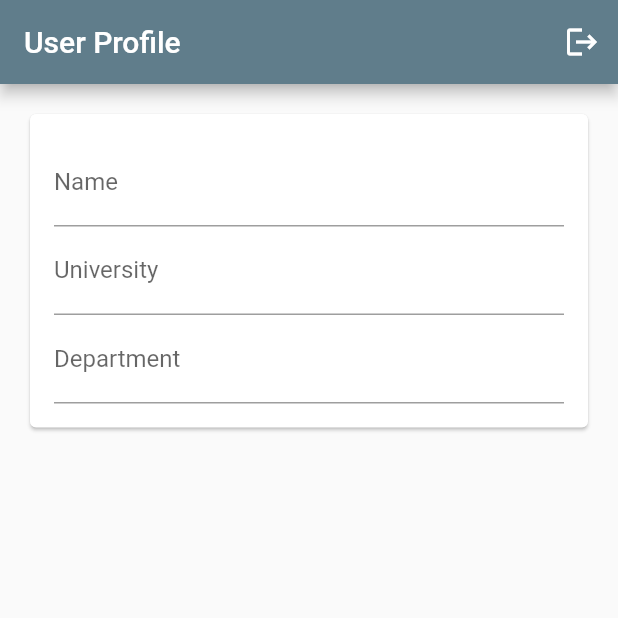
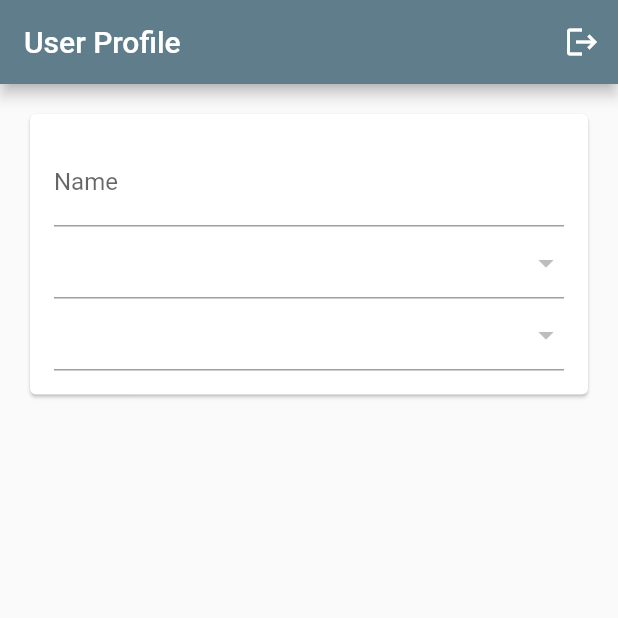
Before and after one commit to silverback-robot/lastpage-android, a Flutter app: the CreateProfile screen opened directly, on a phone screen of 412 x 824 dp, the top half of it. Run offline on Flutter 3.47's test engine with Material 2 defaults, Android fonts, the phone set to English and light mode, and no system bars; our stand-ins replace cloud_firestore, firebase_auth, firebase_core; accounts and stored records are empty.

Commit message:
DropDowns for selecting university and department in Profile setup screen

```diff
--- a/lib/screens/create_profile.dart
+++ b/lib/screens/create_profile.dart
@@ -5,23 +5,36 @@ import 'package:firebase_auth/firebase_auth.dart';
 import '../models/user_profile.dart';
 import '../models/university_info.dart';
 
-class CreateProfile extends StatelessWidget {
+class CreateProfile extends StatefulWidget {
   CreateProfile({Key? key}) : super(key: key);
 
-  final user = UserProfile(
-    name: "Harish",
-    university: "Anna University, Chennai",
-    department: "EEE",
-    avatar: "No Avatar",
-  );
+  @override
+  State<CreateProfile> createState() => _CreateProfileState();
+}
+
+class _CreateProfileState extends State<CreateProfile> {
+  late List<UniversityInfo> _allUnivs;
+  List<String>? _allDept;
+  String? _selectedUniv;
+  String? _selectedDept;
+
+  // final user = UserProfile(
+  //   name: "Harish",
+  //   university: "Anna University, Chennai",
+  //   department: "EEE",
+  //   avatar: "No Avatar",
+  // );
 
   Future<List<DropdownMenuItem<String>>> _populateUnivsDropDown() async {
-    var allUnivs = await UniversityInfo.fetchAllUnivs();
-    var dropDownItems = allUnivs
+    _allUnivs = await UniversityInfo.fetchAllUnivs();
+    // _selectedUniv = _allUnivs[0].documentId;
+    // _selectedDept = _allUnivs[0].departments[0];
+    var dropDownItems = _allUnivs
         .map(
           (e) => DropdownMenuItem(
+            key: UniqueKey(),
             child: Text(e.univName),
-            value: e.univName,
+            value: e.documentId,
           ),
         )
         .toList();
@@ -44,9 +57,10 @@ class CreateProfile extends StatelessWidget {
       ),
       body: FutureBuilder(
           future: _populateUnivsDropDown(),
-          builder: (context, dropDownItems) {
-            return dropDownItems.hasData
-                ? Card(
+          builder: (context,
+              AsyncSnapshot<List<DropdownMenuItem<String>>> dropDownItems) {
+            if (dropDownItems.hasData) {
+              return Card(
                 margin: const EdgeInsets.all(20),
                 child: SingleChildScrollView(
                   child: Padding(
@@ -72,33 +86,47 @@ class CreateProfile extends StatelessWidget {
                             //   _userEmail = value!;
                             // },
                           ),
-                              TextFormField(
-                                key: const ValueKey("university"),
-                                decoration: const InputDecoration(
-                                  labelText: "University",
+                          DropdownButtonFormField(
+                            value: _selectedUniv,
+                            items: dropDownItems.data,
+                            onChanged: (String? selection) {
+                              setState(() {
+                                _selectedUniv = _allUnivs
+                                    .firstWhere(
+                                      (univ) => univ.documentId == selection,
+                                    )
+                                    .documentId;
+                                _allDept = _allUnivs
+                                    .firstWhere(
+                                        (univ) => univ.documentId == selection)
+                                    .departments;
+                              });
+                            },
                           ),
-                                keyboardType: TextInputType.name,
-                                // onSaved: (value) {
-                                //   _userEmail = value!;
-                                // },
+                          DropdownButtonFormField(
+                            value: _selectedDept,
+                            items: _allDept
+                                ?.map(
+                                  (e) => DropdownMenuItem(
+                                    child: Text(e),
+                                    value: e,
                                   ),
-                              TextFormField(
-                                key: const ValueKey("department"),
-                                decoration: const InputDecoration(
-                                  labelText: "Department",
+                                )
+                                .toList(),
+                            onChanged: (String? selection) {
+                              setState(() {
+                                _selectedDept = selection;
+                              });
+                            },
                           ),
-                                keyboardType: TextInputType.name,
-                                // onSaved: (value) {
-                                //   _userEmail = value!;
-                                // },
-                              )
                         ],
                       ),
                     ),
                   ),
                 ),
-                  )
-                : const Center(
+              );
+            }
+            return const Center(
               child: CircularProgressIndicator(),
             );
           }),
```
Also changed, not shown: 1 other file. Lines whose indentation alone changed are shown as unchanged.
